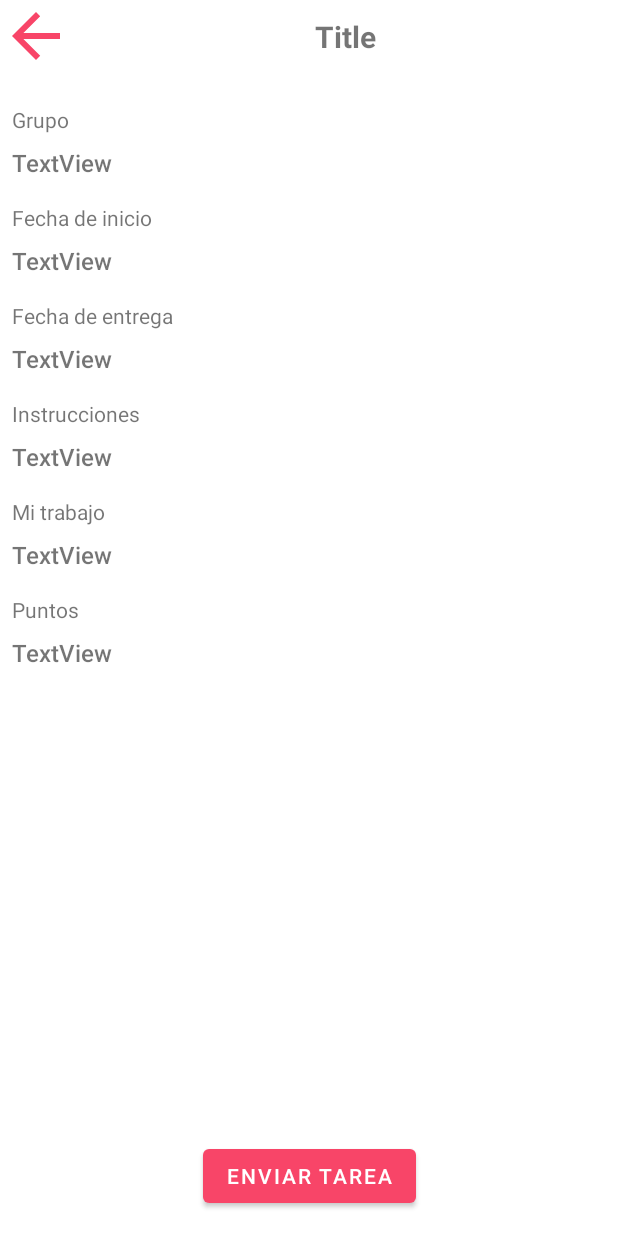
After one commit to EliseoEstrada/Yuni_Corn, an Android app: the HomeworkActivity screen opened directly, with no data from a screen before it, on a phone screen of 412 x 824 dp. The commit adds this screen. Run offline under Robolectric (Android 15) with nearby library versions, the phone set to English and light mode, and no system bars.

Commit message:
Ventana de tareas agregada

```diff
--- a/app/src/main/AndroidManifest.xml
+++ b/app/src/main/AndroidManifest.xml
@@ -12,6 +12,9 @@
         android:roundIcon="@mipmap/ic_launcher_round"
         android:supportsRtl="true"
         android:theme="@style/Theme.YuniCorn">
+        <activity
+            android:name=".HomeworkActivity"
+            android:exported="false" />
         <activity
             android:name=".CreateHomeworkActivity"
             android:exported="false" />
--- a/app/src/main/java/com/fcfm/yuni_corn/CreateHomeworkActivity.kt
+++ b/app/src/main/java/com/fcfm/yuni_corn/CreateHomeworkActivity.kt
@@ -113,7 +113,7 @@ class CreateHomeworkActivity : AppCompatActivity() {
             Toast.makeText(this, "Homework create with exit", Toast.LENGTH_SHORT).show()
 
             for(item in Globals.listMembersGroup){
-                val userHomework = UserHomework(uidHomework, uidGroup, finishDate, "", "", 0, false)
+                val userHomework = UserHomework(uidHomework, title,uidGroup, finishDate, "", "", 0, false)
                 user_homeworksRef.child(item).child(uidHomework).setValue(userHomework)
             }
 
--- /dev/null
+++ b/app/src/main/java/com/fcfm/yuni_corn/HomeworkActivity.kt
@@ -0,0 +1,11 @@
+package com.fcfm.yuni_corn
+
+import androidx.appcompat.app.AppCompatActivity
+import android.os.Bundle
+
+class HomeworkActivity : AppCompatActivity() {
+    override fun onCreate(savedInstanceState: Bundle?) {
+        super.onCreate(savedInstanceState)
+        setContentView(R.layout.activity_homework)
+    }
+}
--- a/app/src/main/java/com/fcfm/yuni_corn/fragments/FragmentChats.kt
+++ b/app/src/main/java/com/fcfm/yuni_corn/fragments/FragmentChats.kt
@@ -46,7 +46,7 @@ class FragmentChats: Fragment(R.layout.fragment_chats)  {
 
         //Cargar adaptador
         adaptador = ChatsAdapter(listaChats, contexto)
-        rv_members_fc.adapter = adaptador
+        rv_chats_fc.adapter = adaptador
 
         cargarChats(UID)
 
--- a/app/src/main/java/com/fcfm/yuni_corn/fragments/FragmentGroups.kt
+++ b/app/src/main/java/com/fcfm/yuni_corn/fragments/FragmentGroups.kt
@@ -3,7 +3,6 @@ package com.fcfm.yuni_corn.fragments
 import android.content.Context
 import android.content.Intent
 import android.os.Bundle
-import android.util.Log
 import android.view.View
 import android.widget.Toast
 import androidx.fragment.app.Fragment
--- a/app/src/main/java/com/fcfm/yuni_corn/fragments/FragmentMembers.kt
+++ b/app/src/main/java/com/fcfm/yuni_corn/fragments/FragmentMembers.kt
@@ -36,7 +36,7 @@ class FragmentMembers: Fragment(R.layout.fragment_members) {
         val contexto: Context = (activity as Context)
 
         adaptador = MembersAdapter(Globals.listMembersGroup, contexto)
-        rv_members_fc.adapter = adaptador
+        rv_members_fm.adapter = adaptador
 
         loadMembers()
 
@@ -49,7 +49,7 @@ class FragmentMembers: Fragment(R.layout.fragment_members) {
 
          */
 
-        btn_addChat_fc.setOnClickListener {
+        btn_addMember_fm.setOnClickListener {
             val intent = Intent(activity, AddMembersGroupActivity::class.java)
             intent.putExtra("UID_GROUP", UID_GROUP)
             intent.putExtra("CAREER_GROUP", CAREER_GROUP)
--- a/app/src/main/java/com/fcfm/yuni_corn/utils/UserHomework.kt
+++ b/app/src/main/java/com/fcfm/yuni_corn/utils/UserHomework.kt
@@ -2,6 +2,7 @@ package com.fcfm.yuni_corn.utils
 
 class UserHomework(
     uid: String,
+    title: String,
     uidGroup:String,
     finishDate: String,
     sendDate: String,
@@ -10,6 +11,11 @@ class UserHomework(
     sent: Boolean
 ) {
     var uid: String = uid
+        get() = field
+        set(value){
+            field = value
+        }
+    var title: String = title
         get() = field
         set(value){
             field = value
--- a/app/src/main/res/layout/activity_chat.xml
+++ b/app/src/main/res/layout/activity_chat.xml
@@ -46,10 +46,10 @@
 
         <ImageView
             android:id="@+id/iv_members_c"
-            android:layout_width="48dp"
-            android:layout_height="48dp"
+            android:layout_width="40dp"
+            android:layout_height="40dp"
             android:layout_weight="0"
-            app:srcCompat="@drawable/ic_baseline_group_24"
+            app:srcCompat="@android:drawable/ic_dialog_info"
             app:tint="@color/principal" />
     </LinearLayout>
 
--- /dev/null
+++ b/app/src/main/res/layout/activity_homework.xml
@@ -0,0 +1,180 @@
+<?xml version="1.0" encoding="utf-8"?>
+<androidx.constraintlayout.widget.ConstraintLayout xmlns:android="http://schemas.android.com/apk/res/android"
+    xmlns:app="http://schemas.android.com/apk/res-auto"
+    xmlns:tools="http://schemas.android.com/tools"
+    android:layout_width="match_parent"
+    android:layout_height="match_parent"
+    tools:context=".HomeworkActivity">
+
+    <TextView
+        android:id="@+id/tv_document_h"
+        android:layout_width="wrap_content"
+        android:layout_height="wrap_content"
+        android:layout_marginStart="8dp"
+        android:layout_marginTop="8dp"
+        android:fontFamily="sans-serif-medium"
+        android:text="TextView"
+        android:textSize="16sp"
+        app:layout_constraintStart_toStartOf="parent"
+        app:layout_constraintTop_toBottomOf="@+id/textView27"
+        tools:text="Documento.pdf" />
+
+    <TextView
+        android:id="@+id/tv_points_h"
+        android:layout_width="wrap_content"
+        android:layout_height="wrap_content"
+        android:layout_marginStart="8dp"
+        android:layout_marginTop="8dp"
+        android:fontFamily="sans-serif-medium"
+        android:text="TextView"
+        android:textSize="16sp"
+        app:layout_constraintStart_toStartOf="parent"
+        app:layout_constraintTop_toBottomOf="@+id/textView29"
+        tools:text="100" />
+
+    <TextView
+        android:id="@+id/textView22"
+        android:layout_width="wrap_content"
+        android:layout_height="wrap_content"
+        android:layout_marginStart="8dp"
+        android:layout_marginTop="16dp"
+        android:text="Fecha de entrega"
+        app:layout_constraintStart_toStartOf="parent"
+        app:layout_constraintTop_toBottomOf="@+id/tv_startDate_h" />
+
+    <TextView
+        android:id="@+id/textView25"
+        android:layout_width="wrap_content"
+        android:layout_height="wrap_content"
+        android:layout_marginStart="8dp"
+        android:layout_marginTop="16dp"
+        android:text="Instrucciones"
+        app:layout_constraintStart_toStartOf="parent"
+        app:layout_constraintTop_toBottomOf="@+id/tv_finishDate_h" />
+
+    <TextView
+        android:id="@+id/textView27"
+        android:layout_width="wrap_content"
+        android:layout_height="wrap_content"
+        android:layout_marginStart="8dp"
+        android:layout_marginTop="16dp"
+        android:text="Mi trabajo"
+        app:layout_constraintStart_toStartOf="parent"
+        app:layout_constraintTop_toBottomOf="@+id/tv_description_h" />
+
+    <TextView
+        android:id="@+id/textView29"
+        android:layout_width="wrap_content"
+        android:layout_height="wrap_content"
+        android:layout_marginStart="8dp"
+        android:layout_marginTop="16dp"
+        android:text="Puntos"
+        app:layout_constraintStart_toStartOf="parent"
+        app:layout_constraintTop_toBottomOf="@+id/tv_document_h" />
+
+    <ImageView
+        android:id="@+id/iv_return_h"
+        android:layout_width="48dp"
+        android:layout_height="48dp"
+        app:layout_constraintStart_toStartOf="parent"
+        app:layout_constraintTop_toTopOf="parent"
+        app:srcCompat="?attr/homeAsUpIndicator"
+        app:tint="@color/principal" />
+
+    <TextView
+        android:id="@+id/tv_title_h"
+        android:layout_width="wrap_content"
+        android:layout_height="wrap_content"
+        android:text="Title"
+        android:textSize="20sp"
+        android:textStyle="bold"
+        app:layout_constraintBottom_toBottomOf="@+id/iv_return_h"
+        app:layout_constraintEnd_toEndOf="parent"
+        app:layout_constraintStart_toEndOf="@+id/iv_return_h"
+        app:layout_constraintTop_toTopOf="@+id/iv_return_h"
+        tools:text="Proyecto de poi" />
+
+    <TextView
+        android:id="@+id/textView18"
+        android:layout_width="wrap_content"
+        android:layout_height="wrap_content"
+        android:layout_marginStart="8dp"
+        android:layout_marginTop="16dp"
+        android:text="Fecha de inicio"
+        app:layout_constraintStart_toStartOf="parent"
+        app:layout_constraintTop_toBottomOf="@+id/tv_group_h" />
+
+    <TextView
+        android:id="@+id/textView31"
+        android:layout_width="wrap_content"
+        android:layout_height="wrap_content"
+        android:layout_marginStart="8dp"
+        android:layout_marginTop="32dp"
+        android:text="Grupo"
+        app:layout_constraintStart_toStartOf="parent"
+        app:layout_constraintTop_toBottomOf="@+id/tv_title_h" />
+
+    <TextView
+        android:id="@+id/tv_startDate_h"
+        android:layout_width="wrap_content"
+        android:layout_height="wrap_content"
+        android:layout_marginStart="8dp"
+        android:layout_marginTop="8dp"
+        android:fontFamily="sans-serif-medium"
+        android:text="TextView"
+        android:textSize="16sp"
+        app:layout_constraintStart_toStartOf="parent"
+        app:layout_constraintTop_toBottomOf="@+id/textView18"
+        tools:text="10/10/2021" />
+
+    <TextView
+        android:id="@+id/tv_group_h"
+        android:layout_width="wrap_content"
+        android:layout_height="wrap_content"
+        android:layout_marginStart="8dp"
+        android:layout_marginTop="8dp"
+        android:fontFamily="sans-serif-medium"
+        android:text="TextView"
+        android:textSize="16sp"
+        app:layout_constraintStart_toStartOf="parent"
+        app:layout_constraintTop_toBottomOf="@+id/textView31"
+        tools:text="Programacion orientada al internet" />
+
+    <TextView
+        android:id="@+id/tv_finishDate_h"
+        android:layout_width="wrap_content"
+        android:layout_height="wrap_content"
+        android:layout_marginStart="8dp"
+        android:layout_marginTop="8dp"
+        android:fontFamily="sans-serif-medium"
+        android:text="TextView"
+        android:textSize="16sp"
+        app:layout_constraintStart_toStartOf="parent"
+        app:layout_constraintTop_toBottomOf="@+id/textView22"
+        tools:text="Vence el 10/10/2021" />
+
+    <TextView
+        android:id="@+id/tv_description_h"
+        android:layout_width="0dp"
+        android:layout_height="wrap_content"
+        android:layout_marginStart="8dp"
+        android:layout_marginTop="8dp"
+        android:layout_marginEnd="8dp"
+        android:fontFamily="sans-serif-medium"
+        android:text="TextView"
+        android:textSize="16sp"
+        app:layout_constraintEnd_toEndOf="parent"
+        app:layout_constraintStart_toStartOf="parent"
+        app:layout_constraintTop_toBottomOf="@+id/textView25"
+        tools:text="Sube el proyecto de poi parasalvar el semestre" />
+
+    <Button
+        android:id="@+id/btn_sendHomework_h"
+        android:layout_width="wrap_content"
+        android:layout_height="wrap_content"
+        android:layout_marginBottom="16dp"
+        android:text="Enviar tarea"
+        app:layout_constraintBottom_toBottomOf="parent"
+        app:layout_constraintEnd_toEndOf="parent"
+        app:layout_constraintStart_toStartOf="parent" />
+</androidx.constraintlayout.widget.ConstraintLayout>
--- a/app/src/main/res/layout/fragment_chats.xml
+++ b/app/src/main/res/layout/fragment_chats.xml
@@ -6,7 +6,7 @@
     android:layout_height="match_parent">
 
     <androidx.recyclerview.widget.RecyclerView
-        android:id="@+id/rv_members_fc"
+        android:id="@+id/rv_chats_fc"
         android:layout_width="0dp"
         android:layout_height="0dp"
         app:layoutManager="androidx.recyclerview.widget.LinearLayoutManager"
--- a/app/src/main/res/layout/fragment_groups.xml
+++ b/app/src/main/res/layout/fragment_groups.xml
@@ -25,8 +25,10 @@
         app:layoutManager="androidx.recyclerview.widget.LinearLayoutManager"
         app:layout_constraintBottom_toBottomOf="parent"
         app:layout_constraintEnd_toEndOf="parent"
+        app:layout_constraintHorizontal_bias="0.0"
         app:layout_constraintStart_toStartOf="parent"
         app:layout_constraintTop_toTopOf="parent"
+        app:layout_constraintVertical_bias="0.0"
         tools:listitem="@layout/item_group_layout" />
 
 </androidx.constraintlayout.widget.ConstraintLayout>
```
Also changed, not shown: app/src/main/java/com/fcfm/yuni_corn/adapters/HomeworksAdapter.kt (+50 -1 lines), app/src/main/java/com/fcfm/yuni_corn/fragments/FragmentHomeworks.kt (+85 -1 lines), app/src/main/res/layout/fragment_homeworks.xml (+6 -18 lines), app/src/main/res/layout/fragment_members.xml (+6 -10 lines), app/src/main/res/layout/item_homework_layout.xml (added, +42 -0 lines), app/src/main/res/menu/group.xml (+4 -4 lines).
